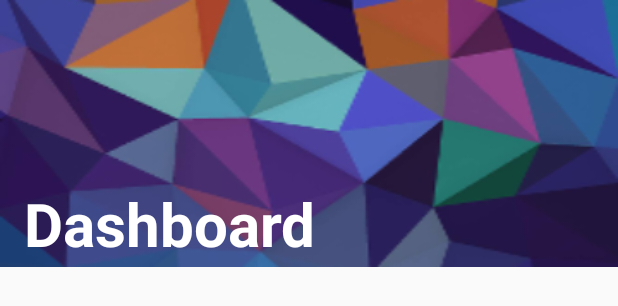
After one commit to ilovesteak/Ome, an Android app: the layout header.xml on its own in the app's theme, with its tools: preview values and no code run, on a phone screen of 412 x 824 dp. The commit adds this screen. Shown: the top 306 px of the screen. Run offline under Robolectric (Android 15) with nearby library versions, the phone set to English and light mode, and no system bars.

Commit message:
Dashboard Draft
janky azz dashboard implemented..

```diff
--- /dev/null
+++ b/app/src/main/res/layout/header.xml
@@ -0,0 +1,53 @@
+<?xml version="1.0" encoding="utf-8"?>
+<RelativeLayout xmlns:android="http://schemas.android.com/apk/res/android"
+    android:layout_width="match_parent"
+    android:layout_height="178dp"
+    android:background="@drawable/background_poly"
+    android:orientation="vertical"
+    android:weightSum="1">
+
+
+    <LinearLayout
+        android:layout_width="match_parent"
+        android:layout_height="56dp"
+        android:orientation="vertical"
+        android:layout_alignParentBottom="true"
+        android:layout_alignParentLeft="true"
+        android:layout_alignParentStart="true">
+
+        <TextView
+            android:id="@+id/name"
+            android:layout_width="wrap_content"
+            android:layout_height="wrap_content"
+            android:layout_marginLeft="16dp"
+            android:textColor="#ffffff"
+            android:text="Dashboard"
+            android:textSize="40sp"
+            android:textStyle="bold"
+
+            />
+
+        <!--
+        <TextView
+            android:id="@+id/email"
+            android:layout_width="wrap_content"
+            android:layout_height="wrap_content"
+            android:textColor="#ffffff"
+            android:layout_marginLeft="16dp"
+            android:layout_marginTop="5dp"
+            android:text="akash.bangad93@gmail.com"
+            android:textSize="14sp"
+            android:textStyle="normal"
+
+            />-->
+    </LinearLayout>
+    <!--
+    <de.hdodenhof.circleimageview.CircleImageView
+        android:layout_width="70dp"
+        android:layout_height="70dp"
+        android:src="@drawable/aka"
+        android:layout_marginLeft="16dp"
+        android:layout_marginTop="38dp"
+        android:id="@+id/circleView"
+        />-->
+</RelativeLayout>
--- a/app/src/main/res/values/strings.xml
+++ b/app/src/main/res/values/strings.xml
@@ -5,4 +5,7 @@
     <string name="fortune_description">Suggest the question, which you can answer “yes” or “no”, then click on the magic ball.</string>
 
     <string name="button_send">Send</string>
+
+    <string name="navigation_drawer_open">Open navigation drawer</string>
+    <string name="navigation_drawer_close">Close navigation drawer</string>
 </resources>
```
Also changed, not shown: app/src/main/java/com/example/michellenguyen/ome/MainActivity.java (+76 -4 lines), app/src/main/java/com/example/michellenguyen/ome/MyAdapter.java (added, +142 -0 lines), app/src/main/res/layout/activity_main.xml (+26 -0 lines), app/src/main/res/layout/item_row.xml (added, +27 -0 lines), app/src/main/res/drawable/background_poly.png (added), app/src/main/res/drawable/ic_events.png (added), app/src/main/res/drawable/ic_home.png (added), app/src/main/res/drawable/ic_mail.png (added), app/src/main/res/drawable/ic_shop.png (added), app/src/main/res/drawable/ic_travel.png (added).
